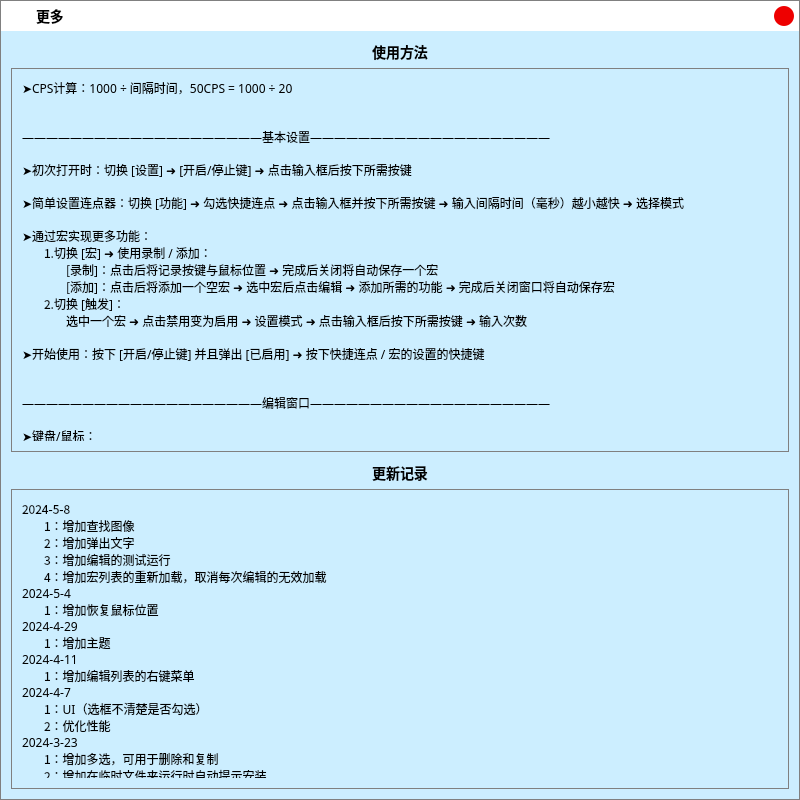
Above: .ui/MoreUi.ui from ChiyukiGana/Quickinput before the change. Below: the same form after it.
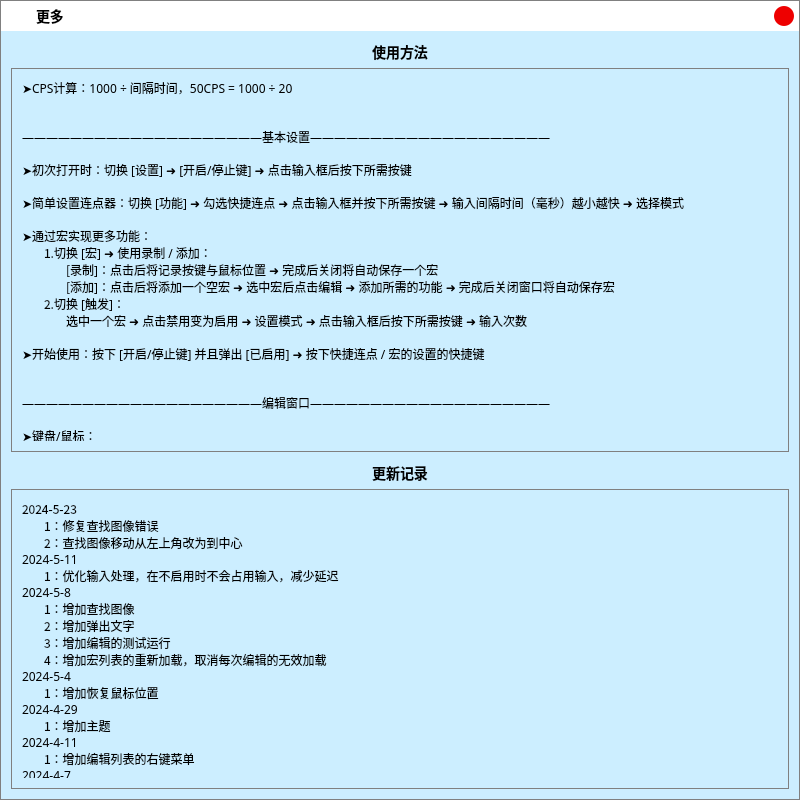
That is the form after the change. Icons and pictures are not drawn.

```diff
--- a/.ui/MoreUi.ui
+++ b/.ui/MoreUi.ui
@@ -457,7 +457,7 @@
            <x>0</x>
            <y>0</y>
            <width>756</width>
-           <height>2611</height>
+           <height>2696</height>
           </rect>
          </property>
          <property name="styleSheet">
@@ -496,7 +496,12 @@
              </font>
             </property>
             <property name="text">
-             <string>2024-5-8
+             <string>2024-5-23
+ㅤㅤ1：修复查找图像错误
+ㅤㅤ2：查找图像移动从左上角改为到中心
+2024-5-11
+ㅤㅤ1：优化输入处理，在不启用时不会占用输入，减少延迟
+2024-5-8
 ㅤㅤ1：增加查找图像
 ㅤㅤ2：增加弹出文字
 ㅤㅤ3：增加编辑的测试运行
```
